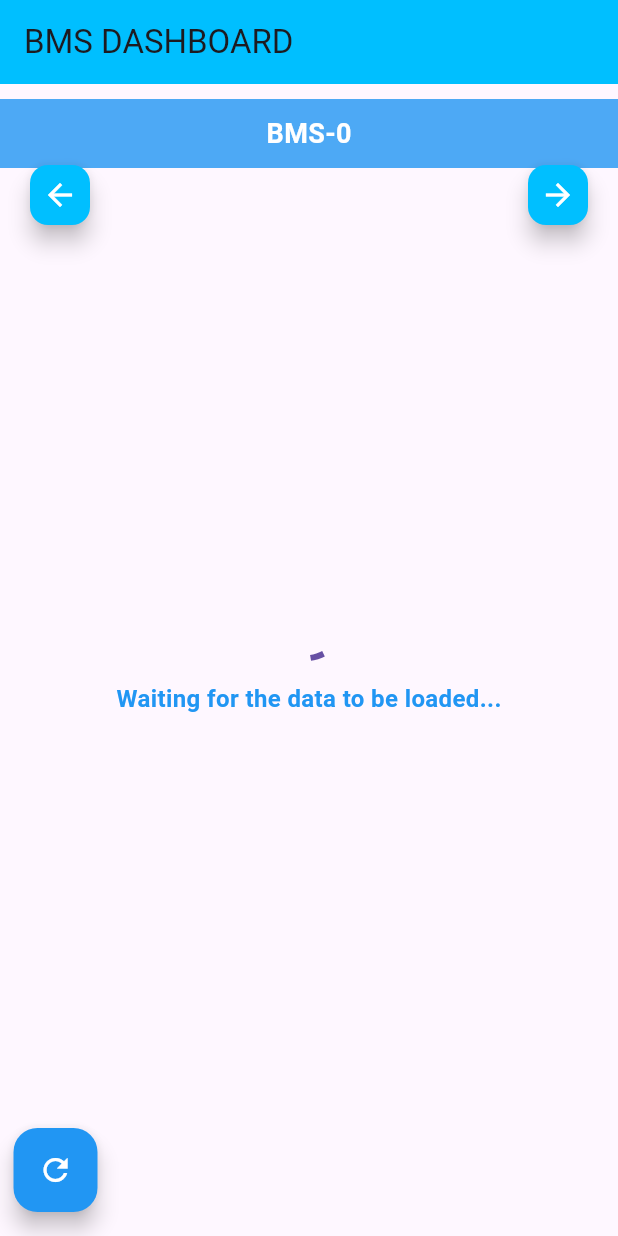
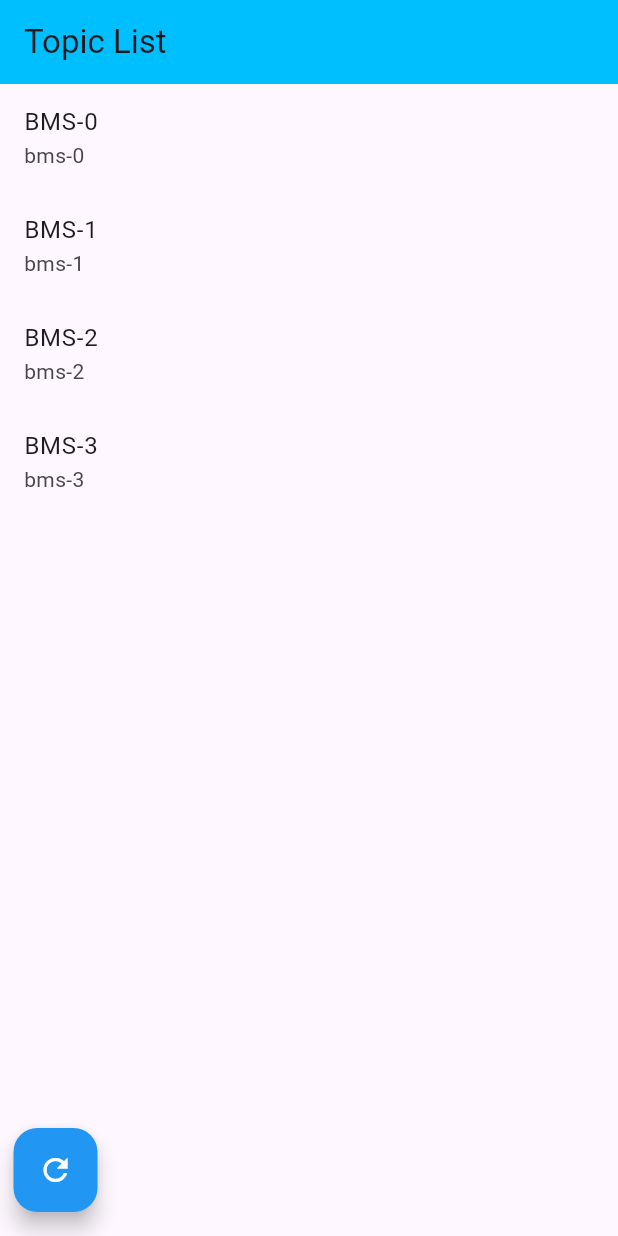
Before and after one commit to COVAILABS4/bms-app, a Flutter app: the screen it shows after launch, on a phone screen of 412 x 824 dp. Run offline on Flutter 3.47's test engine with Material 3 defaults, Android fonts, the phone set to English and light mode, and no system bars; missing offline and left inert: mqtt_client.

```diff
--- a/lib/components/Dashboards/dashboard_handler.dart
+++ b/lib/components/Dashboards/dashboard_handler.dart
@@ -7,7 +7,14 @@ import 'package:mqtt_client/mqtt_server_client.dart';
 import 'package:bms/components/Dashboards/dash.dart';
 
 class DashboardHandler extends StatefulWidget {
-  const DashboardHandler({Key? key}) : super(key: key);
+  final List<Map<String, String>> topics; // Pass topics via constructor
+  final int initialIndex; // Pass initial index via constructor
+
+  const DashboardHandler({
+    Key? key,
+    required this.topics,
+    this.initialIndex = 0, // Default to 0 if not provided
+  }) : super(key: key);
 
   @override
   _DashboardHandlerState createState() => _DashboardHandlerState();
@@ -20,15 +27,10 @@ class _DashboardHandlerState extends State<DashboardHandler> {
     1883,
   );
 
-  final List<Map<String, String>> topics = [
-    {"name": "BMS-0", "topic_name": "bms-0"},
-    {"name": "BMS-1", "topic_name": "bms-1"},
-    {"name": "BMS-2", "topic_name": "bms-2"},
-    {"name": "BMS-3", "topic_name": "bms-3"},
-  ];
+  late final List<Map<String, String>> topics; // Topics from constructor
+  late int currentIndex; // Current index from constructor
 
   Map<String, dynamic>? currentData;
-  int currentIndex = 0;
   Timer? refreshTimer;
   bool isLoading = true;
   Timer? loadingTimer;
@@ -37,6 +39,9 @@ class _DashboardHandlerState extends State<DashboardHandler> {
   void initState() {
     super.initState();
     _initializeMQTT();
+    topics = widget.topics; // Assign topics from widget
+    currentIndex = widget.initialIndex; // Assign initial index from widget
+
     // _startAutoRefresh();
     _startLoadingTimer();
   }
--- a/lib/main.dart
+++ b/lib/main.dart
@@ -1,6 +1,5 @@
 import 'package:flutter/material.dart';
-
-import 'components/Dashboards/dashboard_handler.dart';
+import 'package:bms/components/Dashboards/dashboard_handler.dart';
 
 void main() {
   runApp(const MyApp());
@@ -14,8 +13,16 @@ class MyApp extends StatefulWidget {
 }
 
 class _MyAppState extends State<MyApp> {
+  final List<Map<String, String>> topics = [
+    {"name": "BMS-0", "topic_name": "bms-0"},
+    {"name": "BMS-1", "topic_name": "bms-1"},
+    {"name": "BMS-2", "topic_name": "bms-2"},
+    {"name": "BMS-3", "topic_name": "bms-3"},
+  ];
+
   Key _dashboardKey = UniqueKey(); // Unique key for refreshing the widget
 
+  // Function to restart the DashboardHandler
   void _restartDashboard() {
     setState(() {
       _dashboardKey =
@@ -27,22 +34,83 @@ class _MyAppState extends State<MyApp> {
   Widget build(BuildContext context) {
     return MaterialApp(
       debugShowCheckedModeBanner: false,
-      home: Scaffold(
-        body: DashboardHandler(key: _dashboardKey),
+      home: ScaffoldWithFAB(
+        child: TopicList(
+          topics: topics,
+          restartDashboard: _restartDashboard,
+        ),
+      ),
+    );
+  }
+}
+
+// Scaffold with floating action button always available
+class ScaffoldWithFAB extends StatelessWidget {
+  final Widget child;
+
+  const ScaffoldWithFAB({super.key, required this.child});
+
+  @override
+  Widget build(BuildContext context) {
+    return Scaffold(
+      appBar: AppBar(
+        title: const Text("Topic List"),
+        backgroundColor: const Color(0xFF00BFFF),
+      ),
+      body: child,
       floatingActionButton: Align(
         alignment: Alignment.bottomLeft,
         child: Padding(
           padding:
               const EdgeInsets.only(left: 25), // Adjust horizontal position
           child: FloatingActionButton(
-              onPressed: _restartDashboard,
+            onPressed: () {
+              // Call restartDashboard for the action
+              if (child is TopicList) {
+                (child as TopicList).restartDashboard();
+              }
+            },
             backgroundColor: Colors.blue,
             child: const Icon(Icons.refresh, color: Colors.white),
             tooltip: "Restart Dashboard",
           ),
         ),
       ),
-      ),
     );
   }
 }
+
+// Topic list page
+class TopicList extends StatelessWidget {
+  final List<Map<String, String>> topics;
+  final VoidCallback restartDashboard;
+
+  const TopicList(
+      {super.key, required this.topics, required this.restartDashboard});
+
+  @override
+  Widget build(BuildContext context) {
+    return ListView.builder(
+      itemCount: topics.length,
+      itemBuilder: (context, index) {
+        return ListTile(
+          title: Text(topics[index]['name']!),
+          subtitle: Text(topics[index]['topic_name']!),
+          onTap: () {
+            // Navigate to DashboardHandler and pass data
+            Navigator.push(
+              context,
+              MaterialPageRoute(
+                builder: (context) => DashboardHandler(
+                  key: UniqueKey(), // Pass a new unique key for refresh
+                  topics: topics,
+                  initialIndex: index,
+                ),
+              ),
+            );
+          },
+        );
+      },
+    );
+  }
+}
```
Also changed, not shown: 1 other file. Lines whose indentation alone changed are shown as unchanged.
